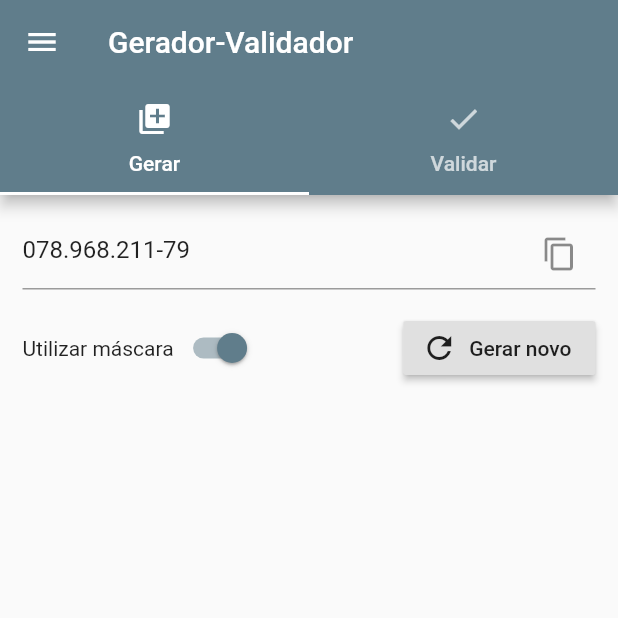
After one commit to EdgarFabiano/gerador_validador, a Flutter app: the screen it shows after launch, on a phone screen of 412 x 824 dp, the top half of it. The commit adds this screen. Run offline on Flutter 3.47's test engine with Material 2 defaults, Android fonts, the light colour scheme and no system bars; our stand-ins replace data_connection_checker, date_format, device_info, dynamic_theme, fluttertoast, in_app_review and 1 more; missing offline and left inert: firebase_admob; accounts and stored records are empty.

Commit message:
Release 1.0.0+1

```diff
--- a/lib/defaults/constants.dart
+++ b/lib/defaults/constants.dart
@@ -6,6 +6,4 @@ class Constants {
 
   static const String logoTransparentAssetPath = 'assets/images/logo-transparent.png';
 
-  static const double tileMaxSize = 260.0;
-
 }
--- /dev/null
+++ b/lib/defaults/masks.dart
@@ -0,0 +1,6 @@
+
+class Masks {
+
+  static String cpf =  '000.000.000-00';
+
+}
--- /dev/null
+++ b/lib/pages/cpf/gerador_cpf_page.dart
@@ -0,0 +1,107 @@
+import 'package:flutter/material.dart';
+import 'package:flutter/services.dart';
+import 'package:gerador_validador/service/gerador_service.dart';
+
+class GeradorCPFPage extends StatefulWidget {
+  @override
+  _GeradorCPFPageState createState() => _GeradorCPFPageState();
+}
+
+class _GeradorCPFPageState extends State<GeradorCPFPage>
+    with AutomaticKeepAliveClientMixin {
+  TextEditingController _controller;
+  bool _useMask = true;
+
+  void initState() {
+    super.initState();
+    _controller = TextEditingController();
+    _controller.text = GeradorService.generateCpf();
+    _checkMask();
+  }
+
+  void _checkMask() {
+    if (_useMask) {
+      _controller.text = _controller.text.replaceAllMapped(
+          new RegExp(r'(.{3})(.{3})(.{3})(.{2})', caseSensitive: false),
+          (Match m) => "${m[1]}.${m[2]}.${m[3]}-${m[4]}");
+    } else {
+      _controller.text = _controller.text.replaceAll(new RegExp(r'[^\d]+'), '');
+    }
+  }
+
+  void _generateNew() {
+    setState(() {
+      _controller.text = GeradorService.generateCpf();
+      _checkMask();
+    });
+  }
+
+  @override
+  Widget build(BuildContext context) {
+    return Container(
+      child: Padding(
+        padding: const EdgeInsets.all(15.0),
+        child: Center(
+          child: Column(
+            children: [
+              TextField(
+                controller: _controller,
+                readOnly: true,
+                textInputAction: TextInputAction.done,
+                decoration: InputDecoration(
+                  hintText: "CPF",
+                  suffixIcon: IconButton(
+                    onPressed: () {
+                      Clipboard.setData(
+                          new ClipboardData(text: _controller.text));
+                      Scaffold.of(context).showSnackBar(
+                        SnackBar(
+                          content: Text(
+                            "Copiado '" + _controller.text + "'",
+                          ),
+                        duration: Duration(seconds: 1),),
+                      );
+                    },
+                    icon: Icon(Icons.content_copy),
+                  ),
+                ),
+              ),
+              Padding(
+                padding: const EdgeInsets.only(top: 15.0),
+                child: Row(
+                  mainAxisAlignment: MainAxisAlignment.spaceBetween,
+                  children: [
+                    Container(
+                      child: Row(
+                        children: [
+                          Text("Utilizar máscara"),
+                          Switch(
+                            value: _useMask,
+                            onChanged: (value) {
+                              setState(() {
+                                _useMask = value;
+                                _checkMask();
+                              });
+                            },
+                          ),
+                        ],
+                      ),
+                    ),
+                    RaisedButton.icon(
+                      onPressed: _generateNew,
+                      icon: Icon(Icons.refresh),
+                      label: Text("Gerar novo"),
+                    ),
+                  ],
+                ),
+              ),
+            ],
+          ),
+        ),
+      ),
+    );
+  }
+
+  @override
+  bool get wantKeepAlive => true;
+}
--- a/lib/pages/home_page.dart
+++ b/lib/pages/home_page.dart
@@ -4,46 +4,77 @@ import 'package:gerador_validador/pages/home_loading_page.dart';
 import 'package:gerador_validador/service/admob_service.dart';
 
 import 'app_drawer.dart';
+import 'cpf/gerador_cpf_page.dart';
+import 'cpf/validador_cpf_page.dart';
 
 class HomePage extends StatefulWidget {
   @override
   _HomePageState createState() => _HomePageState();
 }
 
-class _HomePageState extends State<HomePage> {
+class _HomePageState extends State<HomePage> with SingleTickerProviderStateMixin {
+  TabController _tabController;
+
   @override
   void initState() {
     super.initState();
+    _tabController = TabController(vsync: this, length: 2);
+    _tabController.addListener(_handleTabSelection);
     AdMobService.startBanner();
     AdMobService.displayBanner();
   }
 
   @override
+  void dispose() {
+    _tabController.dispose();
+    super.dispose();
+  }
+
+  void _handleTabSelection() {
+    setState(() {
+      if (_tabController.indexIsChanging) {
+        switch (_tabController.index) {
+          case 0:
+            FocusScope.of(context).unfocus();
+            break;
+          case 1:
+          default:
+            break;
+        }
+      }
+    });
+  }
+
+  @override
   Widget build(BuildContext context) {
-    var mediaQueryData = MediaQuery.of(context);
-    var isPortrait = mediaQueryData.orientation == Orientation.portrait;
 
-    var screenWidth = mediaQueryData.size.width;
-    var portraitSize = screenWidth / 2;
-    var landscapeSize = screenWidth / 4;
-    var tileSize = isPortrait
-        ? (portraitSize > Constants.tileMaxSize
-            ? Constants.tileMaxSize
-            : portraitSize)
-        : (landscapeSize > Constants.tileMaxSize
-            ? Constants.tileMaxSize
-            : landscapeSize);
-
-    var spacing = mediaQueryData.size.height / 100;
-
-    return Scaffold(
-      appBar: AppBar(
-        title: Text(Strings.appName),
+    return DefaultTabController(
+      length: 2,
+      child: Padding(
+        padding: EdgeInsets.only(bottom: MediaQuery.of(context).viewInsets.bottom == 0 ? AdMobService.bannerPadding(context) : 0),
+        child: Scaffold(
+          drawer: Drawer(
+            child: AppDrawer(),
+          ),
+          appBar: AppBar(
+            bottom: TabBar(
+              controller: _tabController,
+              tabs: [
+                Tab(icon: Icon(Icons.library_add), text: "Gerar",),
+                Tab(icon: Icon(Icons.check), text: "Validar",),
+              ],
+            ),
+            title: Text(Strings.appName),
+          ),
+          body: TabBarView(
+            controller: _tabController,
+            children: [
+              GeradorCPFPage(),
+              ValidadorCPFPage(),
+            ],
+          ),
+        ),
       ),
-      drawer: Drawer(
-        child: AppDrawer(),
-      ),
-      body: HomeLoadingPage(spacing: spacing, tileSize: tileSize),
     );
   }
 }
--- /dev/null
+++ b/lib/service/gerador_service.dart
@@ -0,0 +1,26 @@
+import 'dart:math';
+
+import 'package:gerador_validador/service/util.dart';
+
+class GeradorService {
+  static String _chars =
+      'AaBbCcDdEeFfGgHhIiJjKkLlMmNnOoPpQqRrSsTtUuVvWwXxYyZz0123456789';
+  static String _numbers = '0123456789';
+  static Random _rnd = Random();
+
+  static String _getRandomString(int length) => String.fromCharCodes(Iterable.generate(
+      length, (_) => _chars.codeUnitAt(_rnd.nextInt(_chars.length))));
+
+  static String _getRandomNumber(int length) => String.fromCharCodes(Iterable.generate(
+      length, (_) => _numbers.codeUnitAt(_rnd.nextInt(_numbers.length))));
+
+  static String generateCpf() {
+    var strCPF = _getRandomNumber(9);
+    var resto1 = Util.modulo11(strCPF, 9, 11);
+    var resto2 = Util.modulo11(strCPF, 9, 12);
+    strCPF = strCPF + resto1.toString() + resto2.toString();
+
+    return strCPF;
+  }
+
+}
--- /dev/null
+++ b/lib/service/util.dart
@@ -0,0 +1,32 @@
+
+class Util {
+  static modulo11(String string, int size, int mod) {
+    var soma = 0;
+    for (var i = 1; i <= size; i++) {
+      soma = soma + int.parse(string.substring(i - 1, i)) * (mod - i);
+    }
+    var resto = (soma * 10) % 11;
+    if ((resto == 10) || (resto == 11)) {
+      resto = 0;
+    }
+    return resto;
+  }
+
+  static createCpf(String strCPF) {
+    strCPF = strCPF.replaceAll(new RegExp(r'[^\d]+'), '');
+    if (strCPF == '00000000000' ||
+        strCPF == '11111111111' ||
+        strCPF == '22222222222' ||
+        strCPF == '33333333333' ||
+        strCPF == '44444444444' ||
+        strCPF == '55555555555' ||
+        strCPF == '66666666666' ||
+        strCPF == '77777777777' ||
+        strCPF == '88888888888' ||
+        strCPF == '99999999999') {
+      return false;
+    }
+    var restos = [modulo11(strCPF, 9, 11), modulo11(strCPF, 10, 12)];
+    return restos;
+  }
+}
--- a/pubspec.yaml
+++ b/pubspec.yaml
@@ -25,21 +25,17 @@ dependencies:
     sdk: flutter
   shared_preferences: 0.5.10
   dynamic_theme: 1.0.1
-  reorderables: 0.3.2
   firebase_core: 0.4.5
   firebase_admob: 0.9.3+4
   firebase_analytics: 5.0.16
   fluttertoast: 7.0.2
-  provider: 4.3.2+2
   in_app_review: 0.2.0+4
   device_info: 0.4.2+7
   date_format: 1.0.9
   intl: 0.16.1
-  dio: 3.0.10
-  dio_http_cache: 0.2.11
   data_connection_checker: 0.3.4
-  pull_to_refresh: 1.6.2
   share: 0.6.5+2
+  mask_text_input_formatter: 1.2.1
 
   # The following adds the Cupertino Icons font to your application.
   # Use with the CupertinoIcons class for iOS style icons.
```
Also changed, not shown: lib/defaults/themes.dart (+2 -11 lines), lib/pages/cpf/validador_cpf_page.dart (added, +129 -0 lines), lib/pages/settings_page.dart (+4 -4 lines), lib/service/format_service.dart (+0 -22 lines), lib/service/validador_service.dart (added, +22 -0 lines), 3 other files.
